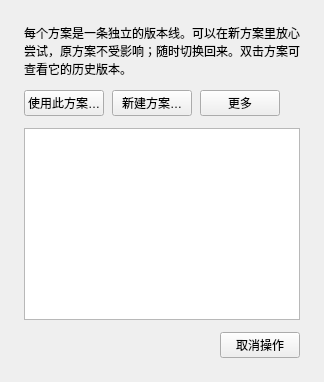
Above: windows/mainwindow_child/homepage/pages/homepage_page_branches.ui from Zao-chen/ZcVersionBox before the change. Below: the same form after it.
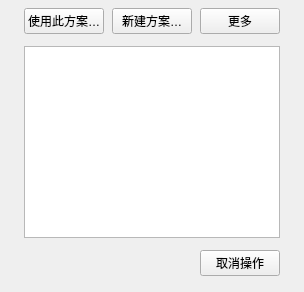
That is the form after the change.

Commit message:
refactor(ui): 去掉方案页说明和“我的方案”标题
方案列表与其他对象页一样从操作和内容开始，未加入的云端方案仍单独分组。

Patch:
```diff
--- a/windows/mainwindow_child/homepage/pages/homepage_page_branches.ui
+++ b/windows/mainwindow_child/homepage/pages/homepage_page_branches.ui
@@ -2,18 +2,12 @@
 <ui version="4.0">
  <class>HomePageBranchesPage</class>
  <widget class="QWidget" name="HomePageBranchesPage">
-  <layout class="QVBoxLayout" name="layout" stretch="0,0,1,0">
+  <layout class="QVBoxLayout" name="layout" stretch="0,1,0">
    <property name="leftMargin"><number>24</number></property>
-   <property name="topMargin"><number>24</number></property>
+   <property name="topMargin"><number>8</number></property>
    <property name="rightMargin"><number>24</number></property>
-   <property name="bottomMargin"><number>24</number></property>
+   <property name="bottomMargin"><number>16</number></property>
    <property name="spacing"><number>12</number></property>
-   <item>
-    <widget class="QLabel" name="listHint">
-     <property name="text"><string>每个方案是一条独立的版本线。可以在新方案里放心尝试，原方案不受影响；随时切换回来。双击方案可查看它的历史版本。</string></property>
-     <property name="wordWrap"><bool>true</bool></property>
-    </widget>
-   </item>
    <item>
     <layout class="QHBoxLayout" name="listActions">
      <property name="spacing"><number>8</number></property>
```
The commit also changes 3 other files.
